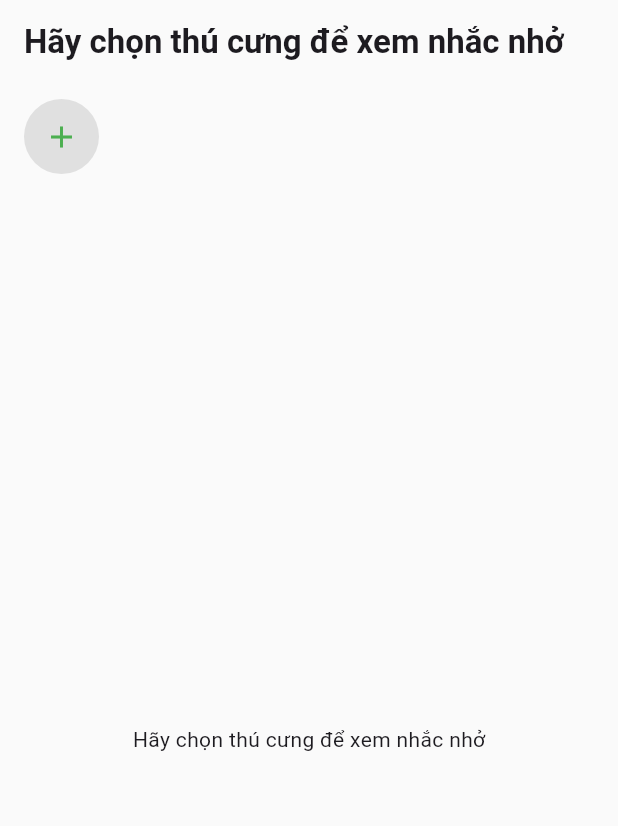
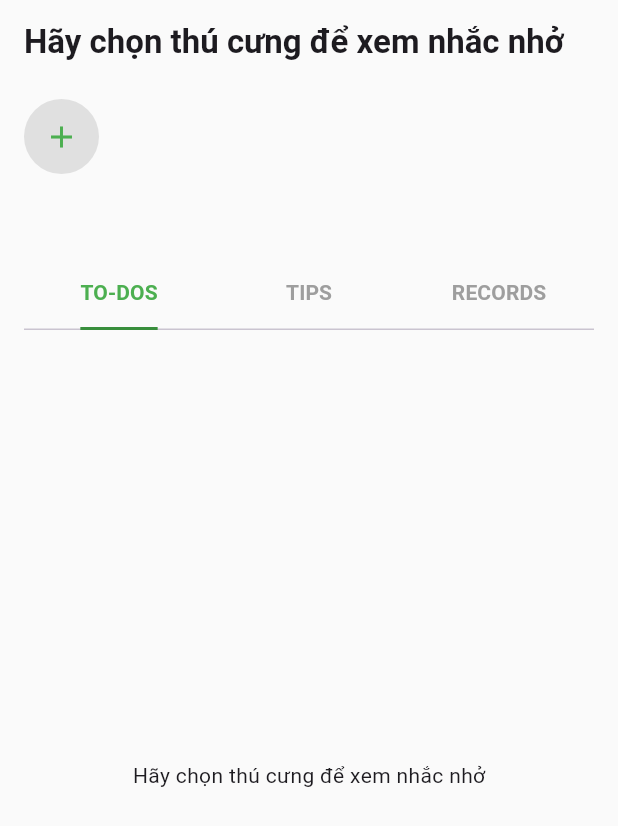
Before and after one commit to viet290423/PetCare, a Flutter app: the PetScreen screen opened directly, on a phone screen of 412 x 824 dp. Shown: the top 826 px of the screen. Run offline on Flutter 3.47's test engine with Material 3 defaults, Android fonts, the phone set to English and light mode, and no system bars; our stand-ins replace cloud_firestore, dartz, firebase_auth, firebase_core, get_it, google_nav_bar and 4 more; missing offline and left inert: flutter_facebook_auth; accounts and stored records are empty.

Commit message:
them tabBar cho petScreen

```diff
--- a/lib/presentation/ui/user/petScreen/PetScreen.dart
+++ b/lib/presentation/ui/user/petScreen/PetScreen.dart
@@ -15,12 +15,14 @@ class PetScreen extends StatefulWidget {
   State<PetScreen> createState() => _PetScreenState();
 }
 
-class _PetScreenState extends State<PetScreen> {
+class _PetScreenState extends State<PetScreen> with SingleTickerProviderStateMixin {
   bool _isInitialized = false;
+  late TabController _tabController;
 
   @override
   void initState() {
     super.initState();
+    _tabController = TabController(length: 3, vsync: this);
     WidgetsBinding.instance.addPostFrameCallback((_) async {
       final viewModel = Provider.of<UserHomeViewModel>(context, listen: false);
       viewModel.clearCache();
@@ -35,6 +37,12 @@ class _PetScreenState extends State<PetScreen> {
         });
       }
     });
+  }
+
+  @override
+  void dispose() {
+    _tabController.dispose();
+    super.dispose();
   }
 
   @override
@@ -184,8 +192,30 @@ class _PetScreenState extends State<PetScreen> {
                     ),
                   ),
                   const SizedBox(height: 10),
+                  Container(
+                    child: TabBar(
+                      controller: _tabController,
+                      indicator: UnderlineTabIndicator(
+                        borderSide: BorderSide(color: Colors.green[700]!, width: 2),
+                      ),
+                      labelColor: Colors.green,
+                      unselectedLabelColor: Colors.grey,
+                      labelStyle: TextStyle(
+                        fontWeight: FontWeight.bold,
+                        fontSize: 14,
+                      ),
+                      tabs: [
+                        Tab(text: 'TO-DOS'),
+                        Tab(text: 'TIPS'),
+                        Tab(text: 'RECORDS'),
+                      ],
+                    ),
+                  ),
                   Expanded(
                     child:
+                        TabBarView(
+                          controller: _tabController,
+                          children: [
                             viewModel.selectedPetId == null
                                 ? const Center(
                                   child: Text('Hãy chọn thú cưng để xem nhắc nhở'),
@@ -441,6 +471,22 @@ class _PetScreenState extends State<PetScreen> {
                                     );
                                   },
                                 ),
+                            // Nội dung cho Tips
+                            Center(
+                              child: Text(
+                                'Tips Content',
+                                style: TextStyle(fontSize: 18),
+                              ),
+                            ),
+                            // Nội dung cho Records
+                            Center(
+                              child: Text(
+                                'Records Content',
+                                style: TextStyle(fontSize: 18),
+                              ),
+                            ),
+                          ],
+                        ),
                   ),
                 ],
               ),
```
Also changed, not shown: lib/presentation/ui/pet/AddPetScreen.dart (+67 -18 lines). Lines whose indentation alone changed are shown as unchanged.
